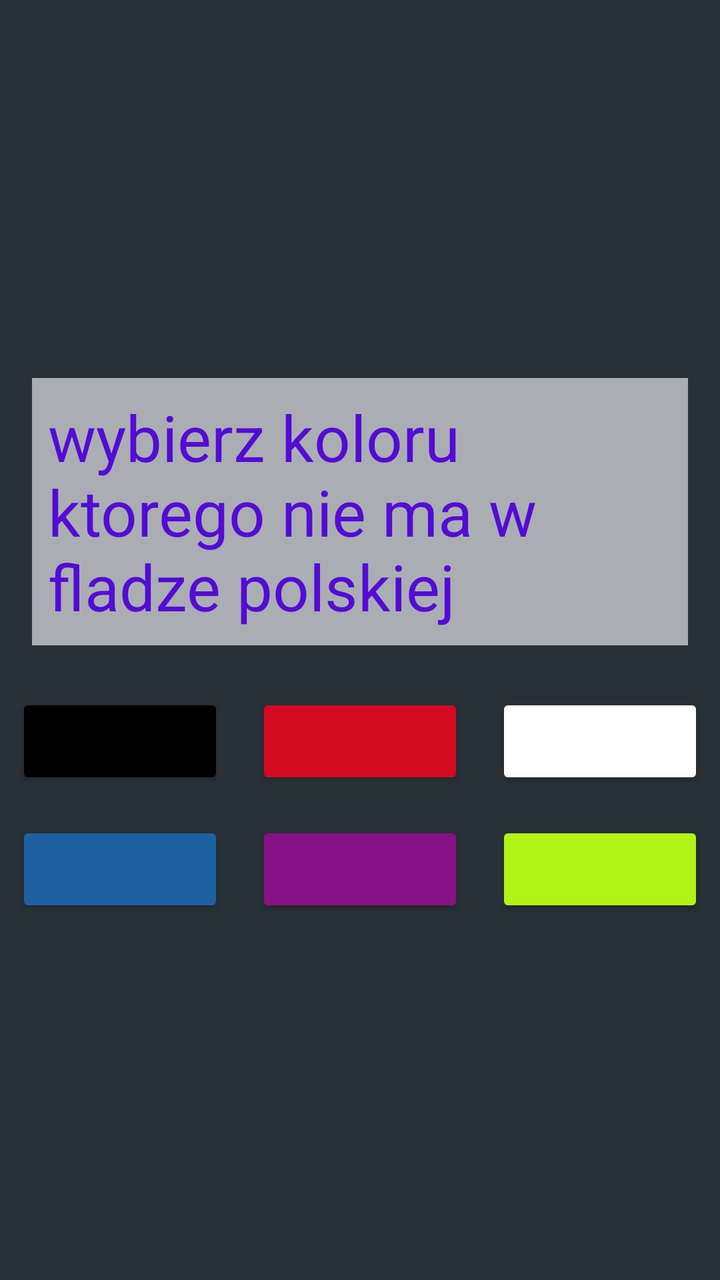
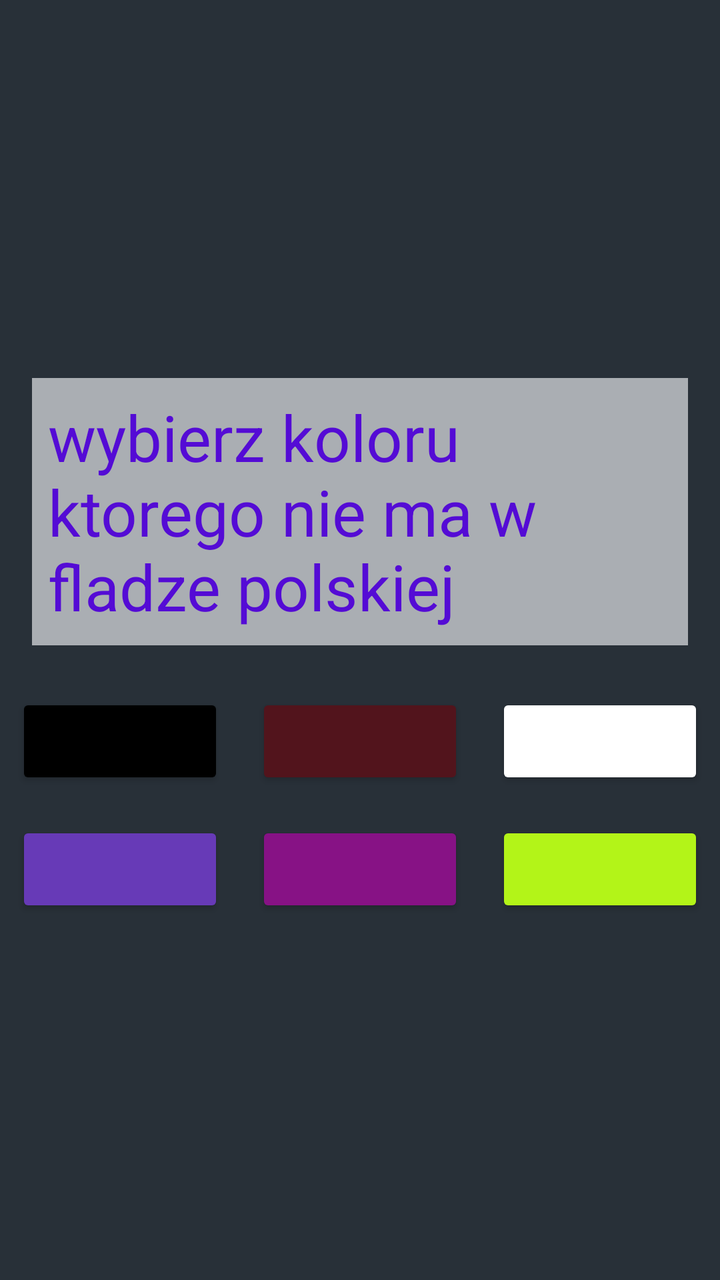

Compare the two renders of this Android layout. The source of the first and the diff that turns it into the second are given below.
<!-- AndroidManifest.xml: application theme Theme.Loznyy -->
<!-- res/layout/activity_main.xml -->
<?xml version="1.0" encoding="utf-8"?>
<LinearLayout xmlns:android="http://schemas.android.com/apk/res/android"
    xmlns:app="http://schemas.android.com/apk/res-auto"
    xmlns:tools="http://schemas.android.com/tools"
    android:id="@+id/main"
    android:layout_width="match_parent"
    android:layout_height="match_parent"
    android:orientation="vertical"
    android:gravity="center"
    android:background="#283038"
    tools:context=".MainActivity">

    


    <TextView
        android:id="@+id/textViewPytanie"
        android:textAlignment="center"
        android:layout_width="match_parent"
        android:layout_height="wrap_content"
        android:textSize="32sp"
        android:layout_margin="16dp"
        android:padding="8dp"
        android:textColor="#540BD5"
        android:background="#AAAEB3"
        android:text="wybierz koloru ktorego nie ma w fladze polskiej" />

    <LinearLayout
        android:layout_width="match_parent"
        android:layout_height="wrap_content"
        android:orientation="horizontal">

        <Button
            android:id="@+id/button"
            android:layout_width="wrap_content"
            android:layout_height="wrap_content"
            android:layout_weight="1"
            android:layout_margin="8dp"
            android:backgroundTint="@color/black"
            android:onClick="sprawdzUkryj"
            android:text="" />

        <Button
            android:id="@+id/button2"
            android:layout_width="wrap_content"
            android:layout_margin="8dp"
            android:layout_height="wrap_content"
            android:backgroundTint="#D10A20"
            android:onClick="sprawdzOk"
            android:layout_weight="1"
            android:text="" />

        <Button
            android:id="@+id/button3"
            android:layout_margin="8dp"
            android:layout_width="wrap_content"
            android:layout_height="wrap_content"
            android:backgroundTint="@color/white"
            android:onClick="sprawdzOk"
            android:layout_weight="1"
            android:text="" />
    </LinearLayout>

    <LinearLayout
        android:layout_width="match_parent"
        android:layout_height="wrap_content"
        android:orientation="horizontal">

        <Button
            android:id="@+id/button4"
            android:layout_width="wrap_content"
            android:layout_height="wrap_content"
            android:layout_weight="1"
            android:backgroundTint="#1D60A2"
            android:layout_margin="8dp"
            android:onClick="sprawdzUkryj"
            android:text="" />

        <Button
            android:id="@+id/button5"
            android:layout_width="wrap_content"
            android:layout_height="wrap_content"
            android:layout_weight="1"
            android:layout_margin="8dp"
            android:backgroundTint="#871285"
            android:onClick="sprawdzUkryj"
            android:text="" />

        <Button
            android:id="@+id/button6"
            android:layout_width="wrap_content"
            android:layout_height="wrap_content"
            android:onClick="sprawdzUkryj"
            android:layout_weight="1"
            android:layout_margin="8dp"
            android:backgroundTint="#B3F418"
            android:text="" />
    </LinearLayout>

</LinearLayout>
<!-- resources referenced by this layout -->
<resources>
  <color name="black">#FF000000</color>
  <color name="white">#FFFFFFFF</color>
  <style name="Theme.Loznyy" parent="Base.Theme.Loznyy" />
  <style name="Base.Theme.Loznyy" parent="Theme.Material3.DayNight.NoActionBar">
          
          
      </style>
</resources>

<!-- the commit's change to res/layout/activity_main.xml (unified diff, before → after) -->
@@ -45,7 +45,7 @@
             android:layout_width="wrap_content"
             android:layout_margin="8dp"
             android:layout_height="wrap_content"
-            android:backgroundTint="#D10A20"
+            android:backgroundTint="@color/d10a20"
             android:onClick="sprawdzOk"
             android:layout_weight="1"
             android:text="" />
@@ -71,7 +71,7 @@
             android:layout_width="wrap_content"
             android:layout_height="wrap_content"
             android:layout_weight="1"
-            android:backgroundTint="#1D60A2"
+            android:backgroundTint="@color/purple"
             android:layout_margin="8dp"
             android:onClick="sprawdzUkryj"
             android:text="" />
<!-- resource entries referenced after the edit -->
@@ -1,6 +1,8 @@
 <!-- resources referenced by this layout -->
 <resources>
   <color name="black">#FF000000</color>
+  <color name="d10a20">#52141C</color>
+  <color name="purple">#673AB7</color>
   <color name="white">#FFFFFFFF</color>
   <style name="Theme.Loznyy" parent="Base.Theme.Loznyy" />
   <style name="Base.Theme.Loznyy" parent="Theme.Material3.DayNight.NoActionBar">
